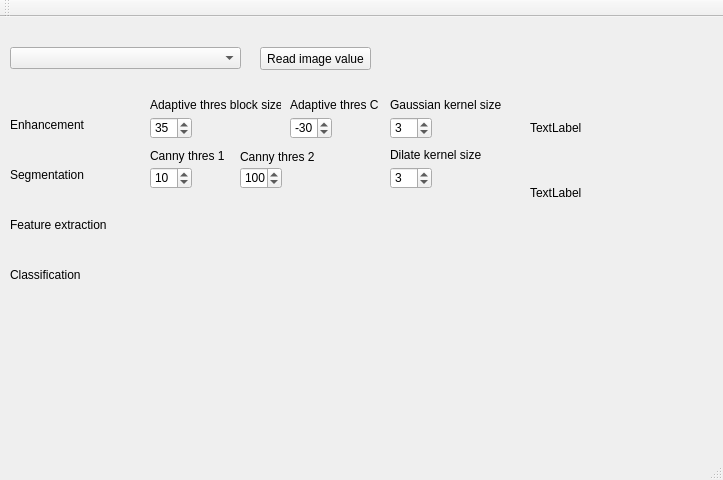
Before: the Qt Designer form mainwindow.ui in AIHGomaa/EVDProject1, drawn with Qt 5.
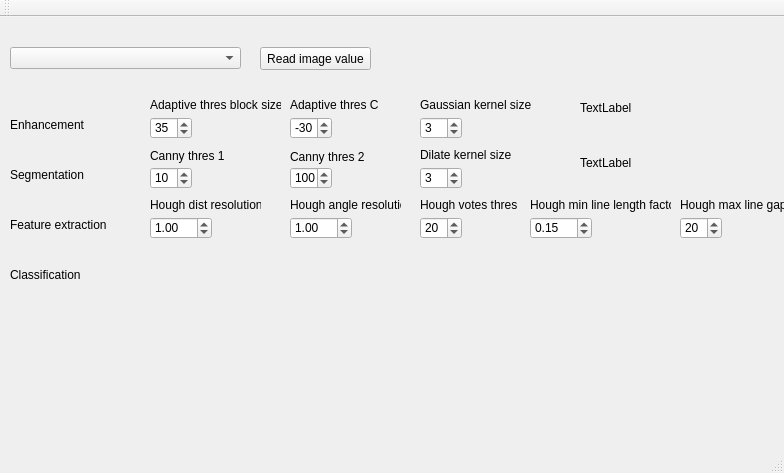
After: the same form once the commit is applied.

Commit message: Rotation correction; Character marking moved to ExtractFeatures().

The edit to the form file:
```diff
--- a/mainwindow.ui
+++ b/mainwindow.ui
@@ -6,8 +6,8 @@
    <rect>
     <x>0</x>
     <y>0</y>
-    <width>723</width>
-    <height>480</height>
+    <width>784</width>
+    <height>473</height>
    </rect>
   </property>
   <property name="windowTitle">
@@ -114,7 +114,7 @@
    <widget class="QSpinBox" name="spnEnhancementGaussianKernelSize">
     <property name="geometry">
      <rect>
-      <x>390</x>
+      <x>420</x>
       <y>100</y>
       <width>42</width>
       <height>22</height>
@@ -133,7 +133,7 @@
    <widget class="QLabel" name="label_4">
     <property name="geometry">
      <rect>
-      <x>390</x>
+      <x>420</x>
       <y>80</y>
       <width>111</width>
       <height>16</height>
@@ -185,7 +185,7 @@
    <widget class="QSpinBox" name="spnSegmentationCannyThreshold2">
     <property name="geometry">
      <rect>
-      <x>240</x>
+      <x>290</x>
       <y>150</y>
       <width>42</width>
       <height>22</height>
@@ -201,7 +201,7 @@
    <widget class="QLabel" name="label_8">
     <property name="geometry">
      <rect>
-      <x>240</x>
+      <x>290</x>
       <y>130</y>
       <width>91</width>
       <height>20</height>
@@ -243,8 +243,8 @@
    <widget class="QLabel" name="label_10">
     <property name="geometry">
      <rect>
-      <x>530</x>
-      <y>80</y>
+      <x>580</x>
+      <y>60</y>
       <width>71</width>
       <height>61</height>
      </rect>
@@ -256,8 +256,8 @@
    <widget class="QLabel" name="label_11">
     <property name="geometry">
      <rect>
-      <x>530</x>
-      <y>150</y>
+      <x>580</x>
+      <y>120</y>
       <width>61</width>
       <height>51</height>
      </rect>
@@ -269,7 +269,7 @@
    <widget class="QLabel" name="label_12">
     <property name="geometry">
      <rect>
-      <x>390</x>
+      <x>420</x>
       <y>130</y>
       <width>111</width>
       <height>16</height>
@@ -282,7 +282,7 @@
    <widget class="QSpinBox" name="spnSegmentationDilateKernelSize">
     <property name="geometry">
      <rect>
-      <x>390</x>
+      <x>420</x>
       <y>150</y>
       <width>42</width>
       <height>22</height>
@@ -298,6 +298,178 @@
      <number>3</number>
     </property>
    </widget>
+   <widget class="QLabel" name="label_13">
+    <property name="geometry">
+     <rect>
+      <x>150</x>
+      <y>180</y>
+      <width>111</width>
+      <height>16</height>
+     </rect>
+    </property>
+    <property name="text">
+     <string>Hough dist resolution</string>
+    </property>
+   </widget>
+   <widget class="QLabel" name="label_14">
+    <property name="geometry">
+     <rect>
+      <x>290</x>
+      <y>180</y>
+      <width>111</width>
+      <height>16</height>
+     </rect>
+    </property>
+    <property name="text">
+     <string>Hough angle resolution</string>
+    </property>
+   </widget>
+   <widget class="QSpinBox" name="spnFeatureExtractionHoughVotesThreshold">
+    <property name="geometry">
+     <rect>
+      <x>420</x>
+      <y>200</y>
+      <width>42</width>
+      <height>22</height>
+     </rect>
+    </property>
+    <property name="minimum">
+     <number>1</number>
+    </property>
+    <property name="maximum">
+     <number>500</number>
+    </property>
+    <property name="singleStep">
+     <number>1</number>
+    </property>
+    <property name="value">
+     <number>20</number>
+    </property>
+   </widget>
+   <widget class="QLabel" name="label_15">
+    <property name="geometry">
+     <rect>
+      <x>420</x>
+      <y>180</y>
+      <width>111</width>
+      <height>16</height>
+     </rect>
+    </property>
+    <property name="text">
+     <string>Hough votes thres</string>
+    </property>
+   </widget>
+   <widget class="QSpinBox" name="spnFeatureExtractionHoughMaxLineGap">
+    <property name="geometry">
+     <rect>
+      <x>680</x>
+      <y>200</y>
+      <width>42</width>
+      <height>22</height>
+     </rect>
+    </property>
+    <property name="toolTip">
+     <string>Relative to image width</string>
+    </property>
+    <property name="minimum">
+     <number>1</number>
+    </property>
+    <property name="maximum">
+     <number>1000</number>
+    </property>
+    <property name="singleStep">
+     <number>1</number>
+    </property>
+    <property name="value">
+     <number>20</number>
+    </property>
+   </widget>
+   <widget class="QLabel" name="label_16">
+    <property name="geometry">
+     <rect>
+      <x>680</x>
+      <y>180</y>
+      <width>111</width>
+      <height>16</height>
+     </rect>
+    </property>
+    <property name="text">
+     <string>Hough max line gap</string>
+    </property>
+   </widget>
+   <widget class="QDoubleSpinBox" name="spnFeatureExtractionHoughAngleResolution">
+    <property name="geometry">
+     <rect>
+      <x>290</x>
+      <y>200</y>
+      <width>62</width>
+      <height>22</height>
+     </rect>
+    </property>
+    <property name="toolTip">
+     <string>In degrees</string>
+    </property>
+    <property name="minimum">
+     <double>0.500000000000000</double>
+    </property>
+    <property name="maximum">
+     <double>180.000000000000000</double>
+    </property>
+    <property name="singleStep">
+     <double>0.500000000000000</double>
+    </property>
+    <property name="value">
+     <double>1.000000000000000</double>
+    </property>
+   </widget>
+   <widget class="QDoubleSpinBox" name="spnFeatureExtractionHoughDistanceResolution">
+    <property name="geometry">
+     <rect>
+      <x>150</x>
+      <y>200</y>
+      <width>62</width>
+      <height>22</height>
+     </rect>
+    </property>
+    <property name="minimum">
+     <double>0.500000000000000</double>
+    </property>
+    <property name="singleStep">
+     <double>0.500000000000000</double>
+    </property>
+    <property name="value">
+     <double>1.000000000000000</double>
+    </property>
+   </widget>
+   <widget class="QDoubleSpinBox" name="spnFeatureExtractionHoughMinLineLengthFactor">
+    <property name="geometry">
+     <rect>
+      <x>530</x>
+      <y>200</y>
+      <width>62</width>
+      <height>22</height>
+     </rect>
+    </property>
+    <property name="singleStep">
+     <double>0.010000000000000</double>
+    </property>
+    <property name="value">
+     <double>0.150000000000000</double>
+    </property>
+   </widget>
+   <widget class="QLabel" name="label_17">
+    <property name="geometry">
+     <rect>
+      <x>530</x>
+      <y>180</y>
+      <width>141</width>
+      <height>16</height>
+     </rect>
+    </property>
+    <property name="text">
+     <string>Hough min line length factor</string>
+    </property>
+   </widget>
   </widget>
   <widget class="QMenuBar" name="menuBar">
    <property name="geometry">
```
Left out of the diff: 2 changed lines with no effect on the pictures. The commit also changes 4 other files.
